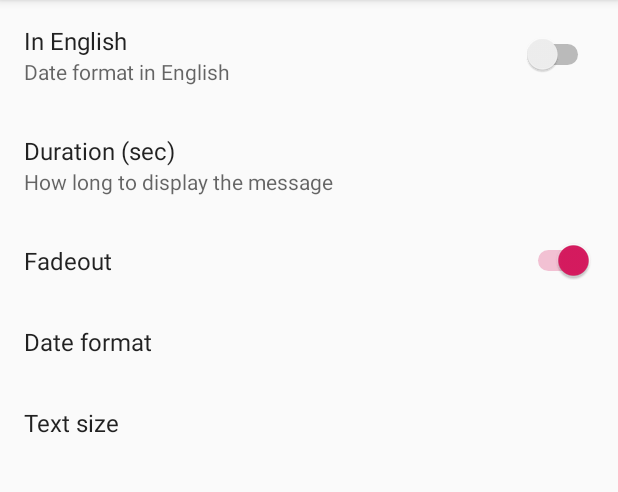
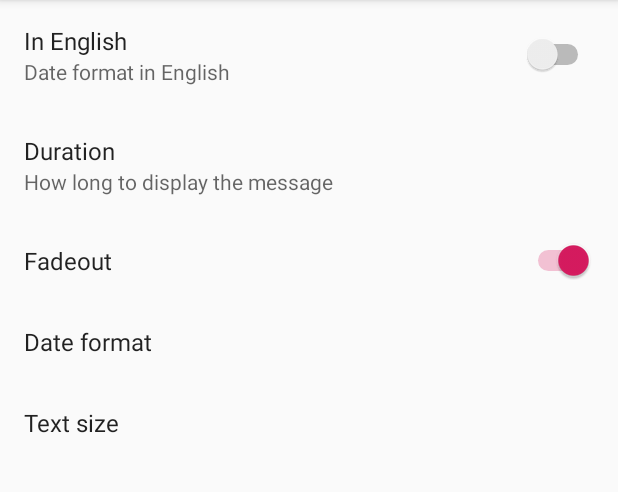
Before and after one commit to 75py/Bashful-Clock, an Android app: the screen it shows after launch (SettingsActivity), on a phone screen of 412 x 824 dp, the part 84-576 px from its top. Run offline under Robolectric (Android 15) with nearby library versions, the phone set to English and light mode, and no system bars; our stand-ins replace Dagger/Hilt's generated code, Timber, androidx.preference; 4 statements that could not run were skipped.

Commit message:
Update text

```diff
--- a/app/src/main/res/values/strings.xml
+++ b/app/src/main/res/values/strings.xml
@@ -6,7 +6,7 @@
     <string name="pref_key_date_format_in_english" translatable="false">date_format_in_english</string>
     <bool name="pref_default_value_date_format_in_english">false</bool>
 
-    <string name="pref_title_duration">Duration (sec)</string>
+    <string name="pref_title_duration">Duration</string>
     <string name="pref_description_duration">How long to display the message</string>
     <string name="pref_key_duration" translatable="false">duration</string>
     <string-array name="pref_entries_duration">
```
